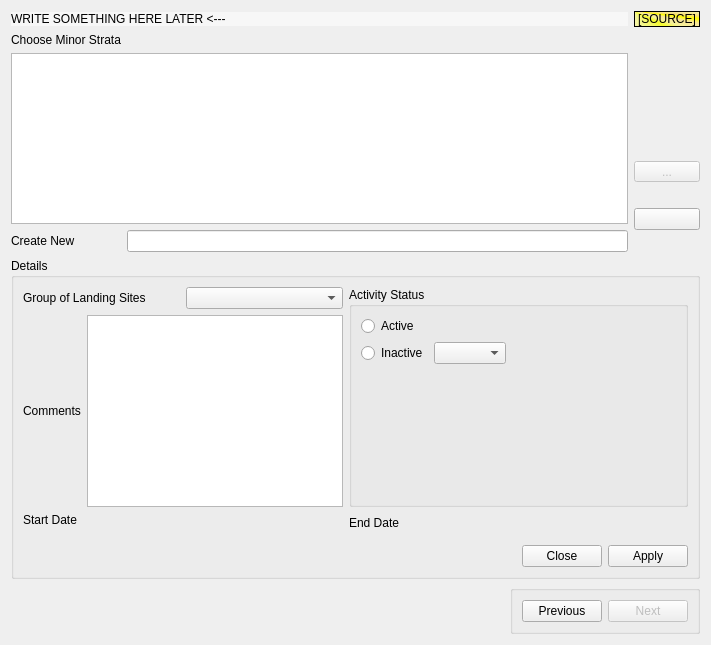
First picture: the form in app_new/frmminorstrata.ui, repository doublebyte1/app_solution, before the edit.
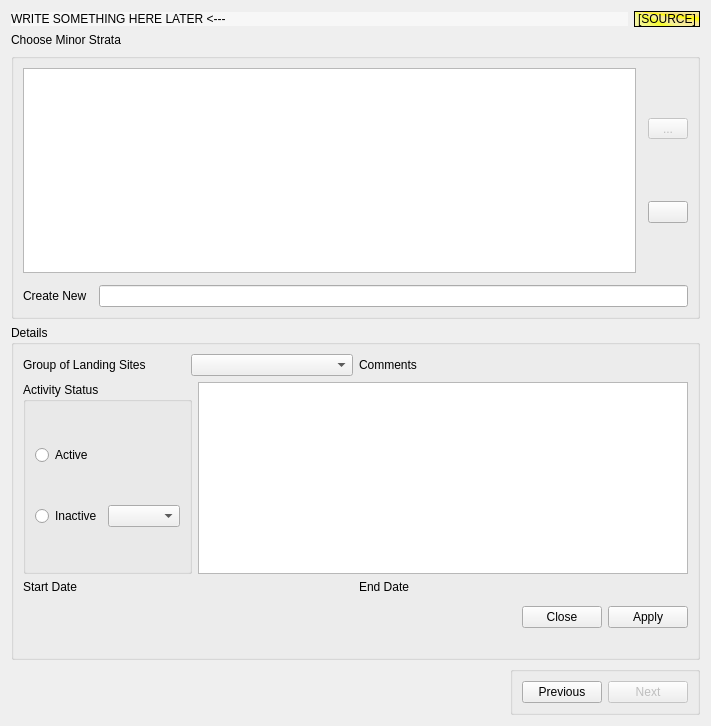
Second picture: the form after the edit. Icons and pictures are not drawn. Custom widgets are drawn as their Qt base class.

Commit message: - Cleaned code - Replaced id labels from UI-related tables - Added support for receiving errors from frames without a sampling technique

The edit to the form file:
```diff
--- a/app_new/frmminorstrata.ui
+++ b/app_new/frmminorstrata.ui
@@ -7,14 +7,16 @@
     <x>0</x>
     <y>0</y>
     <width>711</width>
-    <height>645</height>
+    <height>726</height>
    </rect>
   </property>
   <property name="windowTitle">
    <string>Form</string>
   </property>
-  <layout class="QGridLayout" name="gridLayout_2">
-   <item row="0" column="0" colspan="2">
+  <layout class="QVBoxLayout" name="verticalLayout_3" stretch="0,22,6,0,0">
+   <item>
+    <layout class="QHBoxLayout" name="horizontalLayout_12">
+     <item>
     <widget class="QLabel" name="lbHeader">
      <property name="sizePolicy">
       <sizepolicy hsizetype="Preferred" vsizetype="Fixed">
@@ -30,8 +32,14 @@
      </property>
     </widget>
    </item>
-   <item row="0" column="2">
+     <item>
     <widget class="QLabel" name="lbSource">
+       <property name="sizePolicy">
+        <sizepolicy hsizetype="Fixed" vsizetype="Preferred">
+         <horstretch>0</horstretch>
+         <verstretch>0</verstretch>
+        </sizepolicy>
+       </property>
      <property name="styleSheet">
       <string notr="true">background-color: qconicalgradient(cx:0, cy:0, angle:135, stop:0 rgba(220, 220, 220, 69), stop:0.375 rgba(255, 255, 0, 69), stop:0.423533 rgba(251, 255, 0, 145), stop:0.45 rgba(247, 255, 0, 208), stop:0.477581 rgba(255, 244, 71, 130), stop:0.518717 rgba(255, 218, 71, 130), stop:0.55 rgba(255, 255, 0, 255), stop:0.57754 rgba(255, 203, 0, 130), stop:0.625 rgba(255, 255, 0, 69), stop:1 rgba(255, 255, 0, 69));
 font: 75 10pt &quot;Fixedsys&quot;;</string>
@@ -50,7 +58,45 @@
      </property>
     </widget>
    </item>
-   <item row="2" column="0" rowspan="2" colspan="2">
+    </layout>
+   </item>
+   <item>
+    <widget class="QLabel" name="label_6">
+     <property name="sizePolicy">
+      <sizepolicy hsizetype="Preferred" vsizetype="Fixed">
+       <horstretch>0</horstretch>
+       <verstretch>0</verstretch>
+      </sizepolicy>
+     </property>
+     <property name="text">
+      <string>Choose Minor Strata</string>
+     </property>
+     <property name="buddy">
+      <cstring>tableView</cstring>
+     </property>
+    </widget>
+   </item>
+   <item>
+    <widget class="QGroupBox" name="groupBox">
+     <property name="sizePolicy">
+      <sizepolicy hsizetype="Preferred" vsizetype="Expanding">
+       <horstretch>0</horstretch>
+       <verstretch>0</verstretch>
+      </sizepolicy>
+     </property>
+     <property name="title">
+      <string/>
+     </property>
+     <property name="flat">
+      <bool>true</bool>
+     </property>
+     <layout class="QVBoxLayout" name="verticalLayout" stretch="6,6">
+      <property name="spacing">
+       <number>12</number>
+      </property>
+      <item>
+       <layout class="QHBoxLayout" name="horizontalLayout_6">
+        <item>
     <widget class="QTableView" name="tableView">
      <property name="toolTip">
       <string>Choose minor strata (or create new one)</string>
@@ -66,7 +112,7 @@
      </property>
     </widget>
    </item>
-   <item row="3" column="2" rowspan="2">
+        <item>
     <layout class="QVBoxLayout" name="verticalLayout_4">
      <item>
       <widget class="QToolButton" name="toolButton">
@@ -115,7 +161,11 @@
      </item>
     </layout>
    </item>
-   <item row="4" column="0">
+       </layout>
+      </item>
+      <item>
+       <layout class="QHBoxLayout" name="horizontalLayout_5">
+        <item>
     <widget class="QLabel" name="label_5">
      <property name="text">
       <string>Create New</string>
@@ -125,16 +175,30 @@
      </property>
     </widget>
    </item>
-   <item row="4" column="1">
+        <item>
     <widget class="QLineEdit" name="lineNew"/>
    </item>
-   <item row="5" column="0" colspan="3">
+       </layout>
+      </item>
+     </layout>
+     <zorder></zorder>
+    </widget>
+   </item>
+   <item>
     <widget class="QGroupBox" name="groupDetails">
+     <property name="sizePolicy">
+      <sizepolicy hsizetype="Preferred" vsizetype="Fixed">
+       <horstretch>0</horstretch>
+       <verstretch>0</verstretch>
+      </sizepolicy>
+     </property>
      <property name="title">
       <string>Details</string>
      </property>
-     <layout class="QGridLayout" name="gridLayout">
-      <item row="0" column="0" colspan="2">
+     <layout class="QVBoxLayout" name="verticalLayout_2">
+      <item>
+       <layout class="QHBoxLayout" name="horizontalLayout_11">
+        <item>
        <layout class="QHBoxLayout" name="horizontalLayout_2">
         <item>
          <widget class="QLabel" name="label_3">
@@ -151,7 +215,21 @@
         </item>
        </layout>
       </item>
-      <item row="0" column="2" rowspan="2" colspan="2">
+        <item>
+         <widget class="QLabel" name="label_4">
+          <property name="text">
+           <string>Comments</string>
+          </property>
+          <property name="buddy">
+           <cstring>textComments</cstring>
+          </property>
+         </widget>
+        </item>
+       </layout>
+      </item>
+      <item>
+       <layout class="QHBoxLayout" name="horizontalLayout_10">
+        <item>
        <widget class="QGroupBox" name="groupActivity">
         <property name="sizePolicy">
          <sizepolicy hsizetype="Preferred" vsizetype="MinimumExpanding">
@@ -159,6 +237,12 @@
           <verstretch>0</verstretch>
          </sizepolicy>
         </property>
+          <property name="maximumSize">
+           <size>
+            <width>16777215</width>
+            <height>15777215</height>
+           </size>
+          </property>
         <property name="title">
          <string>Activity Status</string>
         </property>
@@ -188,82 +272,96 @@
            <item>
             <widget class="QComboBox" name="cmbReasons"/>
            </item>
+            </layout>
+           </item>
+          </layout>
+         </widget>
+        </item>
            <item>
-            <spacer name="horizontalSpacer_2">
-             <property name="orientation">
-              <enum>Qt::Horizontal</enum>
-             </property>
-             <property name="sizeHint" stdset="0">
-              <size>
-               <width>40</width>
-               <height>20</height>
-              </size>
-             </property>
-            </spacer>
-           </item>
-          </layout>
-         </item>
-         <item row="2" column="0">
-          <spacer name="verticalSpacer">
-           <property name="orientation">
-            <enum>Qt::Vertical</enum>
-           </property>
-           <property name="sizeHint" stdset="0">
-            <size>
-             <width>20</width>
-             <height>40</height>
-            </size>
-           </property>
-          </spacer>
-         </item>
-        </layout>
-       </widget>
-      </item>
-      <item row="1" column="0">
-       <widget class="QLabel" name="label_4">
-        <property name="text">
-         <string>Comments</string>
-        </property>
-       </widget>
-      </item>
-      <item row="1" column="1">
        <widget class="QPlainTextEdit" name="textComments">
         <property name="sizePolicy">
-         <sizepolicy hsizetype="Expanding" vsizetype="MinimumExpanding">
+           <sizepolicy hsizetype="Expanding" vsizetype="Fixed">
           <horstretch>0</horstretch>
-          <verstretch>0</verstretch>
-         </sizepolicy>
-        </property>
-       </widget>
-      </item>
-      <item row="2" column="0" colspan="2">
+            <verstretch>1</verstretch>
+           </sizepolicy>
+          </property>
+          <property name="maximumSize">
+           <size>
+            <width>16777215</width>
+            <height>15777215</height>
+           </size>
+          </property>
+         </widget>
+        </item>
+       </layout>
+      </item>
+      <item>
+       <layout class="QHBoxLayout" name="horizontalLayout_9">
+        <item>
        <widget class="QLabel" name="label">
         <property name="text">
          <string>Start Date</string>
         </property>
        </widget>
       </item>
-      <item row="2" column="2" rowspan="2">
+        <item>
        <widget class="QLabel" name="label_2">
         <property name="text">
          <string>End Date</string>
         </property>
        </widget>
       </item>
-      <item row="4" column="2" colspan="2">
-       <widget class="CustomTimeCtrl" name="customDtEnd"/>
+       </layout>
       </item>
-      <item row="5" column="3">
+      <item>
+       <layout class="QHBoxLayout" name="horizontalLayout_8">
+        <item>
+         <widget class="CustomTimeCtrl" name="customDtStart">
+          <property name="sizePolicy">
+           <sizepolicy hsizetype="Preferred" vsizetype="MinimumExpanding">
+            <horstretch>0</horstretch>
+            <verstretch>0</verstretch>
+           </sizepolicy>
+          </property>
+         </widget>
+        </item>
+        <item>
+         <widget class="CustomTimeCtrl" name="customDtEnd">
+          <property name="sizePolicy">
+           <sizepolicy hsizetype="Preferred" vsizetype="MinimumExpanding">
+            <horstretch>0</horstretch>
+            <verstretch>0</verstretch>
+           </sizepolicy>
+          </property>
+         </widget>
+        </item>
+       </layout>
+      </item>
+      <item>
+       <layout class="QHBoxLayout" name="horizontalLayout_7">
+        <item>
+         <spacer name="horizontalSpacer">
+          <property name="orientation">
+           <enum>Qt::Horizontal</enum>
+          </property>
+          <property name="sizeHint" stdset="0">
+           <size>
+            <width>40</width>
+            <height>20</height>
+           </size>
+          </property>
+         </spacer>
+        </item>
+        <item>
        <widget class="QDialogButtonBox" name="buttonBox">
         <property name="standardButtons">
          <set>QDialogButtonBox::Apply|QDialogButtonBox::Close</set>
         </property>
        </widget>
       </item>
-      <item row="3" column="0" rowspan="3" colspan="2">
-       <widget class="CustomTimeCtrl" name="customDtStart"/>
+       </layout>
       </item>
-      <item row="5" column="2">
+      <item>
        <spacer name="horizontalSpacer_3">
         <property name="orientation">
          <enum>Qt::Horizontal</enum>
@@ -279,16 +377,16 @@
      </layout>
     </widget>
    </item>
-   <item row="6" column="0" colspan="3">
+   <item>
     <layout class="QHBoxLayout" name="horizontalLayout_4">
      <item>
-      <spacer name="horizontalSpacer">
+      <spacer name="horizontalSpacer_2">
        <property name="orientation">
         <enum>Qt::Horizontal</enum>
        </property>
        <property name="sizeHint" stdset="0">
         <size>
-         <width>40</width>
+         <width>478</width>
          <height>20</height>
         </size>
        </property>
@@ -339,22 +437,6 @@
      </item>
     </layout>
    </item>
-   <item row="1" column="0">
-    <widget class="QLabel" name="label_6">
-     <property name="sizePolicy">
-      <sizepolicy hsizetype="Preferred" vsizetype="Fixed">
-       <horstretch>0</horstretch>
-       <verstretch>0</verstretch>
-      </sizepolicy>
-     </property>
-     <property name="text">
-      <string>Choose Minor Strata</string>
-     </property>
-     <property name="buddy">
-      <cstring>tableView</cstring>
-     </property>
-    </widget>
-   </item>
   </layout>
  </widget>
  <customwidgets>
```
Lines whose indentation alone changed are shown as unchanged. The commit also changes 29 other files.
